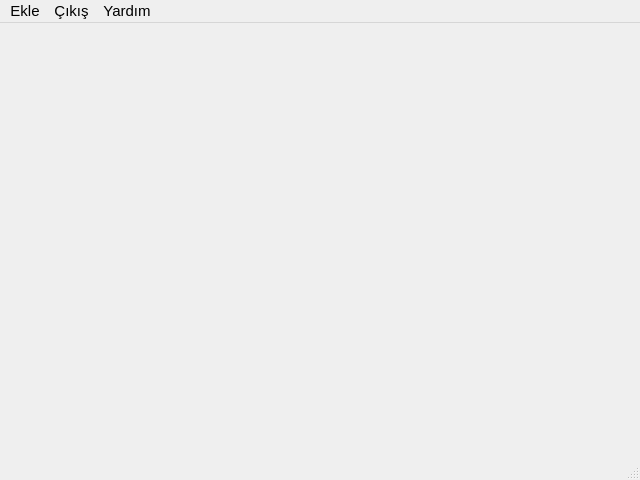
halitmusa/EkDers, file main_page.ui: the form before one commit.
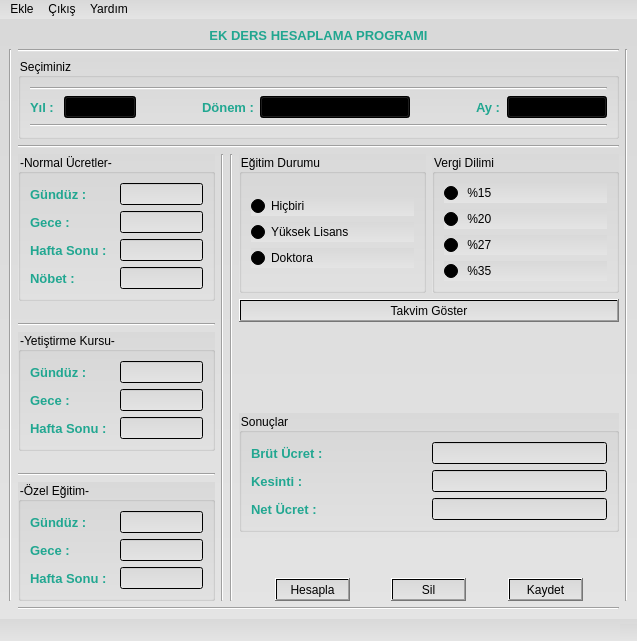
The form after the commit. Icons and pictures are not drawn.

The edit to the form file:
```diff
--- a/main_page.ui
+++ b/main_page.ui
@@ -6,8 +6,8 @@
    <rect>
     <x>0</x>
     <y>0</y>
-    <width>640</width>
-    <height>480</height>
+    <width>637</width>
+    <height>641</height>
    </rect>
   </property>
   <property name="font">
@@ -22,14 +22,818 @@
    <iconset resource="photos.qrc">
     <normaloff>:/loaded_photo/para.png</normaloff>:/loaded_photo/para.png</iconset>
   </property>
-  <widget class="QWidget" name="centralwidget"/>
+  <property name="styleSheet">
+   <string notr="true">/*Copyright (c) DevSec Studio. All rights reserved.
+
+MIT License
+
+Permission is hereby granted, free of charge, to any person obtaining a copy
+of this software and associated documentation files (the &quot;Software&quot;), to deal
+in the Software without restriction, including without limitation the rights
+to use, copy, modify, merge, publish, distribute, sublicense, and/or sell
+copies of the Software, and to permit persons to whom the Software is
+furnished to do so, subject to the following conditions:
+
+The above copyright notice and this permission notice shall be included in all
+copies or substantial portions of the Software.
+
+THE SOFTWARE IS PROVIDED *AS IS*, WITHOUT WARRANTY OF ANY KIND, EXPRESS OR
+IMPLIED, INCLUDING BUT NOT LIMITED TO THE WARRANTIES OF MERCHANTABILITY,
+FITNESS FOR A PARTICULAR PURPOSE AND NONINFRINGEMENT. IN NO EVENT SHALL THE
+AUTHORS OR COPYRIGHT HOLDERS BE LIABLE FOR ANY CLAIM, DAMAGES OR OTHER
+LIABILITY, WHETHER IN AN ACTION OF CONTRACT, TORT OR OTHERWISE, ARISING FROM,
+OUT OF OR IN CONNECTION WITH THE SOFTWARE OR THE USE OR OTHER DEALINGS IN THE SOFTWARE.
+*/
+
+/*-----QWidget-----*/
+QWidget
+{
+	background-color: qlineargradient(spread:repeat, x1:1, y1:0, x2:1, y2:1, stop:0 rgba(217, 217, 217, 255),stop:1 rgba(228, 228, 228, 255));
+	color: #000000;
+
+}
+
+
+/*-----QLabel-----*/
+QLabel
+{
+	background-color: transparent;
+	color: qlineargradient(spread:repeat, x1:1, y1:0, x2:1, y2:1, stop:0 rgba(54, 197, 177, 255),stop:1 rgba(11, 135, 111, 255));
+	font-size: 10pt;
+	font-weight: bold;
+	border-color: #000000;
+
+}
+
+
+/*-----QToolButton-----*/
+QToolButton
+{
+	background-color: qlineargradient(spread:repeat, x1:1, y1:0, x2:1, y2:1, stop:0 rgba(44, 187, 167, 255),stop:1 rgba(1, 125, 101, 255));
+	color: #fff;
+	font-size: 12pt;
+	border-radius: 4px;
+	padding: 10px;
+
+}
+
+
+QToolButton::pressed
+{
+	background-color: qlineargradient(spread:repeat, x1:1, y1:0, x2:1, y2:1, stop:0 rgba(54, 197, 177, 255),stop:1 rgba(11, 135, 111, 255));
+
+}
+
+
+/*-----QTabWidget-----*/
+QTabBar::tab 
+{
+	font-size: 8pt;
+	font-weight: bold;
+	width: 80px;
+    border: 1px solid #444;
+    padding-top: 3px;
+    padding-bottom: 2px;
+    margin-right: -1px;
+
+}
+
+QTabWidget::pane 
+{
+    border: 1px solid qlineargradient(spread:repeat, x1:1, y1:0, x2:1, y2:1, stop:0 rgba(44, 187, 167, 255),stop:1 rgba(1, 125, 101, 255));;
+
+}
+
+QTabBar::tab:last
+{
+    margin-right: 0; 
+
+}
+
+QTabBar::tab:first:!selected
+{
+	margin-left: 0px; 
+
+}
+
+QTabBar::tab:!selected
+{
+    color: #000;
+    margin-top: 3px;
+    background-color: #f6f6f6;
+
+}
+
+QTabBar::tab:selected
+{
+	background-color: qlineargradient(spread:repeat, x1:1, y1:0, x2:1, y2:1, stop:0 rgba(54, 197, 177, 255),stop:1 rgba(11, 135, 111, 255));
+	color: #fff;
+
+}
+
+QTabBar::tab:!selected:hover
+{
+    background-color: qlineargradient(spread:repeat, x1:1, y1:0, x2:1, y2:1, stop:0 rgba(44, 187, 167, 255),stop:1 rgba(1, 125, 101, 255));
+
+}
+</string>
+  </property>
+  <widget class="QWidget" name="centralwidget">
+   <layout class="QGridLayout" name="gridLayout_6">
+    <item row="1" column="0">
+     <widget class="Line" name="line_10">
+      <property name="orientation">
+       <enum>Qt::Vertical</enum>
+      </property>
+     </widget>
+    </item>
+    <item row="1" column="1">
+     <layout class="QVBoxLayout" name="verticalLayout_11">
+      <item>
+       <widget class="Line" name="line_11">
+        <property name="orientation">
+         <enum>Qt::Horizontal</enum>
+        </property>
+       </widget>
+      </item>
+      <item>
+       <widget class="QGroupBox" name="groupBox_7">
+        <property name="title">
+         <string>Seçiminiz</string>
+        </property>
+        <layout class="QGridLayout" name="gridLayout_5">
+         <item row="2" column="0">
+          <widget class="Line" name="line_6">
+           <property name="orientation">
+            <enum>Qt::Horizontal</enum>
+           </property>
+          </widget>
+         </item>
+         <item row="1" column="0">
+          <layout class="QHBoxLayout" name="horizontalLayout_21">
+           <item>
+            <layout class="QHBoxLayout" name="horizontalLayout_18">
+             <item>
+              <widget class="QLabel" name="label_8">
+               <property name="text">
+                <string>Yıl : </string>
+               </property>
+              </widget>
+             </item>
+             <item>
+              <widget class="QComboBox" name="cmb_year">
+               <property name="minimumSize">
+                <size>
+                 <width>70</width>
+                 <height>0</height>
+                </size>
+               </property>
+              </widget>
+             </item>
+            </layout>
+           </item>
+           <item>
+            <spacer name="horizontalSpacer_5">
+             <property name="orientation">
+              <enum>Qt::Horizontal</enum>
+             </property>
+             <property name="sizeHint" stdset="0">
+              <size>
+               <width>23</width>
+               <height>17</height>
+              </size>
+             </property>
+            </spacer>
+           </item>
+           <item>
+            <layout class="QHBoxLayout" name="horizontalLayout_17">
+             <item>
+              <widget class="QLabel" name="label_15">
+               <property name="text">
+                <string>Dönem :</string>
+               </property>
+              </widget>
+             </item>
+             <item>
+              <widget class="QComboBox" name="cmb_period">
+               <property name="minimumSize">
+                <size>
+                 <width>150</width>
+                 <height>0</height>
+                </size>
+               </property>
+              </widget>
+             </item>
+            </layout>
+           </item>
+           <item>
+            <spacer name="horizontalSpacer_6">
+             <property name="orientation">
+              <enum>Qt::Horizontal</enum>
+             </property>
+             <property name="sizeHint" stdset="0">
+              <size>
+               <width>20</width>
+               <height>19</height>
+              </size>
+             </property>
+            </spacer>
+           </item>
+           <item>
+            <layout class="QHBoxLayout" name="horizontalLayout_20">
+             <item>
+              <widget class="QLabel" name="label_16">
+               <property name="text">
+                <string>Ay :</string>
+               </property>
+              </widget>
+             </item>
+             <item>
+              <widget class="QComboBox" name="cmb_month">
+               <property name="minimumSize">
+                <size>
+                 <width>100</width>
+                 <height>0</height>
+                </size>
+               </property>
+              </widget>
+             </item>
+            </layout>
+           </item>
+          </layout>
+         </item>
+         <item row="0" column="0">
+          <widget class="Line" name="line_7">
+           <property name="orientation">
+            <enum>Qt::Horizontal</enum>
+           </property>
+          </widget>
+         </item>
+        </layout>
+       </widget>
+      </item>
+      <item>
+       <spacer name="verticalSpacer_5">
+        <property name="orientation">
+         <enum>Qt::Vertical</enum>
+        </property>
+        <property name="sizeHint" stdset="0">
+         <size>
+          <width>20</width>
+          <height>40</height>
+         </size>
+        </property>
+       </spacer>
+      </item>
+      <item>
+       <widget class="Line" name="line_5">
+        <property name="orientation">
+         <enum>Qt::Horizontal</enum>
+        </property>
+       </widget>
+      </item>
+      <item>
+       <layout class="QHBoxLayout" name="horizontalLayout_16">
+        <item>
+         <layout class="QVBoxLayout" name="verticalLayout_8">
+          <item>
+           <widget class="QGroupBox" name="groupBox_3">
+            <property name="title">
+             <string>-Normal Ücretler-</string>
+            </property>
+            <layout class="QGridLayout" name="gridLayout">
+             <item row="0" column="0">
+              <layout class="QVBoxLayout" name="verticalLayout_5">
+               <item>
+                <layout class="QHBoxLayout" name="horizontalLayout" stretch="10,10">
+                 <item>
+                  <widget class="QLabel" name="label">
+                   <property name="text">
+                    <string>Gündüz : </string>
+                   </property>
+                  </widget>
+                 </item>
+                 <item>
+                  <widget class="QLineEdit" name="le_day_normal"/>
+                 </item>
+                </layout>
+               </item>
+               <item>
+                <layout class="QHBoxLayout" name="horizontalLayout_2" stretch="10,10">
+                 <item>
+                  <widget class="QLabel" name="label_2">
+                   <property name="text">
+                    <string>Gece : </string>
+                   </property>
+                  </widget>
+                 </item>
+                 <item>
+                  <widget class="QLineEdit" name="le_day_night"/>
+                 </item>
+                </layout>
+               </item>
+               <item>
+                <layout class="QHBoxLayout" name="horizontalLayout_3" stretch="10,10">
+                 <item>
+                  <widget class="QLabel" name="label_3">
+                   <property name="text">
+                    <string>Hafta Sonu :</string>
+                   </property>
+                  </widget>
+                 </item>
+                 <item>
+                  <widget class="QLineEdit" name="le_weekend"/>
+                 </item>
+                </layout>
+               </item>
+               <item>
+                <layout class="QHBoxLayout" name="horizontalLayout_4" stretch="10,10">
+                 <item>
+                  <widget class="QLabel" name="label_4">
+                   <property name="text">
+                    <string>Nöbet :</string>
+                   </property>
+                  </widget>
+                 </item>
+                 <item>
+                  <widget class="QLineEdit" name="le_watch"/>
+                 </item>
+                </layout>
+               </item>
+              </layout>
+             </item>
+            </layout>
+           </widget>
+          </item>
+          <item>
+           <spacer name="verticalSpacer">
+            <property name="orientation">
+             <enum>Qt::Vertical</enum>
+            </property>
+            <property name="sizeHint" stdset="0">
+             <size>
+              <width>20</width>
+              <height>40</height>
+             </size>
+            </property>
+           </spacer>
+          </item>
+          <item>
+           <widget class="Line" name="line_2">
+            <property name="orientation">
+             <enum>Qt::Horizontal</enum>
+            </property>
+           </widget>
+          </item>
+          <item>
+           <widget class="QGroupBox" name="groupBox_4">
+            <property name="title">
+             <string>-Yetiştirme Kursu-</string>
+            </property>
+            <layout class="QGridLayout" name="gridLayout_2">
+             <item row="0" column="0">
+              <layout class="QVBoxLayout" name="verticalLayout_6">
+               <item>
+                <layout class="QHBoxLayout" name="horizontalLayout_9" stretch="10,10">
+                 <item>
+                  <widget class="QLabel" name="label_9">
+                   <property name="text">
+                    <string>Gündüz : </string>
+                   </property>
+                  </widget>
+                 </item>
+                 <item>
+                  <widget class="QLineEdit" name="le_day_course"/>
+                 </item>
+                </layout>
+               </item>
+               <item>
+                <layout class="QHBoxLayout" name="horizontalLayout_10" stretch="10,10">
+                 <item>
+                  <widget class="QLabel" name="label_10">
+                   <property name="text">
+                    <string>Gece : </string>
+                   </property>
+                  </widget>
+                 </item>
+                 <item>
+                  <widget class="QLineEdit" name="le_night_course"/>
+                 </item>
+                </layout>
+               </item>
+               <item>
+                <layout class="QHBoxLayout" name="horizontalLayout_11" stretch="10,10">
+                 <item>
+                  <widget class="QLabel" name="label_11">
+                   <property name="text">
+                    <string>Hafta Sonu :</string>
+                   </property>
+                  </widget>
+                 </item>
+                 <item>
+                  <widget class="QLineEdit" name="le_weekend_course"/>
+                 </item>
+                </layout>
+               </item>
+              </layout>
+             </item>
+            </layout>
+           </widget>
+          </item>
+          <item>
+           <spacer name="verticalSpacer_2">
+            <property name="orientation">
+             <enum>Qt::Vertical</enum>
+            </property>
+            <property name="sizeHint" stdset="0">
+             <size>
+              <width>20</width>
+              <height>40</height>
+             </size>
+            </property>
+           </spacer>
+          </item>
+          <item>
+           <widget class="Line" name="line">
+            <property name="orientation">
+             <enum>Qt::Horizontal</enum>
+            </property>
+           </widget>
+          </item>
+          <item>
+           <widget class="QGroupBox" name="groupBox_5">
+            <property name="title">
+             <string>-Özel Eğitim-</string>
+            </property>
+            <layout class="QGridLayout" name="gridLayout_3">
+             <item row="0" column="0">
+              <layout class="QVBoxLayout" name="verticalLayout_7">
+               <item>
+                <layout class="QHBoxLayout" name="horizontalLayout_12" stretch="10,10">
+                 <item>
+                  <widget class="QLabel" name="label_12">
+                   <property name="text">
+                    <string>Gündüz : </string>
+                   </property>
+                  </widget>
+                 </item>
+                 <item>
+                  <widget class="QLineEdit" name="le_day_special"/>
+                 </item>
+                </layout>
+               </item>
+               <item>
+                <layout class="QHBoxLayout" name="horizontalLayout_13" stretch="10,10">
+                 <item>
+                  <widget class="QLabel" name="label_13">
+                   <property name="text">
+                    <string>Gece : </string>
+                   </property>
+                  </widget>
+                 </item>
+                 <item>
+                  <widget class="QLineEdit" name="le_night_special"/>
+                 </item>
+                </layout>
+               </item>
+               <item>
+                <layout class="QHBoxLayout" name="horizontalLayout_14" stretch="10,10">
+                 <item>
+                  <widget class="QLabel" name="label_14">
+                   <property name="text">
+                    <string>Hafta Sonu :</string>
+                   </property>
+                  </widget>
+                 </item>
+                 <item>
+                  <widget class="QLineEdit" name="le_weekend_special"/>
+                 </item>
+                </layout>
+               </item>
+              </layout>
+             </item>
+            </layout>
+           </widget>
+          </item>
+         </layout>
+        </item>
+        <item>
+         <widget class="Line" name="line_3">
+          <property name="orientation">
+           <enum>Qt::Vertical</enum>
+          </property>
+         </widget>
+        </item>
+        <item>
+         <widget class="Line" name="line_4">
+          <property name="orientation">
+           <enum>Qt::Vertical</enum>
+          </property>
+         </widget>
+        </item>
+        <item>
+         <layout class="QVBoxLayout" name="verticalLayout_10" stretch="0,0,10,0,0,0">
+          <item>
+           <layout class="QHBoxLayout" name="horizontalLayout_5">
+            <item>
+             <widget class="QGroupBox" name="groupBox_2">
+              <property name="title">
+               <string>Eğitim Durumu</string>
+              </property>
+              <layout class="QVBoxLayout" name="verticalLayout_3">
+               <item>
+                <layout class="QVBoxLayout" name="verticalLayout_4">
+                 <item>
+                  <widget class="QRadioButton" name="rb_nothing">
+                   <property name="text">
+                    <string>Hiçbiri</string>
+                   </property>
+                   <property name="checked">
+                    <bool>true</bool>
+                   </property>
+                  </widget>
+                 </item>
+                 <item>
+                  <widget class="QRadioButton" name="rb_graduate">
+                   <property name="text">
+                    <string>Yüksek Lisans</string>
+                   </property>
+                  </widget>
+                 </item>
+                 <item>
+                  <widget class="QRadioButton" name="rb_doctorate">
+                   <property name="text">
+                    <string>Doktora</string>
+                   </property>
+                  </widget>
+                 </item>
+                </layout>
+               </item>
+              </layout>
+             </widget>
+            </item>
+            <item>
+             <widget class="QGroupBox" name="groupBox">
+              <property name="title">
+               <string>Vergi Dilimi</string>
+              </property>
+              <layout class="QVBoxLayout" name="verticalLayout_2">
+               <item>
+                <layout class="QVBoxLayout" name="verticalLayout">
+                 <item>
+                  <widget class="QRadioButton" name="rb_15">
+                   <property name="text">
+                    <string> %15</string>
+                   </property>
+                   <property name="checked">
+                    <bool>true</bool>
+                   </property>
+                  </widget>
+                 </item>
+                 <item>
+                  <widget class="QRadioButton" name="rb_20">
+                   <property name="text">
+                    <string> %20</string>
+                   </property>
+                  </widget>
+                 </item>
+                 <item>
+                  <widget class="QRadioButton" name="rb_27">
+                   <property name="text">
+                    <string> %27</string>
+                   </property>
+                  </widget>
+                 </item>
+                 <item>
+                  <widget class="QRadioButton" name="rb_35">
+                   <property name="text">
+                    <string> %35</string>
+                   </property>
+                  </widget>
+                 </item>
+                </layout>
+               </item>
+              </layout>
+             </widget>
+            </item>
+           </layout>
+          </item>
+          <item>
+           <widget class="QPushButton" name="btn_calendar">
+            <property name="text">
+             <string>Takvim Göster</string>
+            </property>
+           </widget>
+          </item>
+          <item>
+           <spacer name="verticalSpacer_3">
+            <property name="orientation">
+             <enum>Qt::Vertical</enum>
+            </property>
+            <property name="sizeHint" stdset="0">
+             <size>
+              <width>20</width>
+              <height>40</height>
+             </size>
+            </property>
+           </spacer>
+          </item>
+          <item>
+           <widget class="QGroupBox" name="groupBox_6">
+            <property name="title">
+             <string>Sonuçlar</string>
+            </property>
+            <layout class="QGridLayout" name="gridLayout_4">
+             <item row="0" column="0">
+              <layout class="QVBoxLayout" name="verticalLayout_9">
+               <item>
+                <layout class="QHBoxLayout" name="horizontalLayout_7" stretch="10,10">
+                 <item>
+                  <widget class="QLabel" name="label_5">
+                   <property name="text">
+                    <string>Brüt Ücret : </string>
+                   </property>
+                  </widget>
+                 </item>
+                 <item>
+                  <widget class="QLineEdit" name="le_gross">
+                   <property name="enabled">
+                    <bool>false</bool>
+                   </property>
+                  </widget>
+                 </item>
+                </layout>
+               </item>
+               <item>
+                <layout class="QHBoxLayout" name="horizontalLayout_8" stretch="10,10">
+                 <item>
+                  <widget class="QLabel" name="label_6">
+                   <property name="text">
+                    <string>Kesinti : </string>
+                   </property>
+                  </widget>
+                 </item>
+                 <item>
+                  <widget class="QLineEdit" name="le_deduction">
+                   <property name="enabled">
+                    <bool>false</bool>
+                   </property>
+                  </widget>
+                 </item>
+                </layout>
+               </item>
+               <item>
+                <layout class="QHBoxLayout" name="horizontalLayout_15" stretch="10,10">
+                 <item>
+                  <widget class="QLabel" name="label_7">
+                   <property name="text">
+                    <string>Net Ücret : </string>
+                   </property>
+                  </widget>
+                 </item>
+                 <item>
+                  <widget class="QLineEdit" name="le_net">
+                   <property name="enabled">
+                    <bool>false</bool>
+                   </property>
+                  </widget>
+                 </item>
+                </layout>
+               </item>
+              </layout>
+             </item>
+            </layout>
+           </widget>
+          </item>
+          <item>
+           <spacer name="verticalSpacer_4">
+            <property name="orientation">
+             <enum>Qt::Vertical</enum>
+            </property>
+            <property name="sizeHint" stdset="0">
+             <size>
+              <width>20</width>
+              <height>40</height>
+             </size>
+            </property>
+           </spacer>
+          </item>
+          <item>
+           <layout class="QHBoxLayout" name="horizontalLayout_6">
+            <item>
+             <spacer name="horizontalSpacer_2">
+              <property name="orientation">
+               <enum>Qt::Horizontal</enum>
+              </property>
+              <property name="sizeHint" stdset="0">
+               <size>
+                <width>40</width>
+                <height>20</height>
+               </size>
+              </property>
+             </spacer>
+            </item>
+            <item>
+             <widget class="QPushButton" name="btn_calculate">
+              <property name="text">
+               <string>Hesapla</string>
+              </property>
+             </widget>
+            </item>
+            <item>
+             <spacer name="horizontalSpacer">
+              <property name="orientation">
+               <enum>Qt::Horizontal</enum>
+              </property>
+              <property name="sizeHint" stdset="0">
+               <size>
+                <width>40</width>
+                <height>20</height>
+               </size>
+              </property>
+             </spacer>
+            </item>
+            <item>
+             <widget class="QPushButton" name="btn_delete">
+              <property name="text">
+               <string>Sil</string>
+              </property>
+             </widget>
+            </item>
+            <item>
+             <spacer name="horizontalSpacer_4">
+              <property name="orientation">
+               <enum>Qt::Horizontal</enum>
+              </property>
+              <property name="sizeHint" stdset="0">
+               <size>
+                <width>40</width>
+                <height>20</height>
+               </size>
+              </property>
+             </spacer>
+            </item>
+            <item>
+             <widget class="QPushButton" name="btn_record">
+              <property name="text">
+               <string>Kaydet</string>
+              </property>
+             </widget>
+            </item>
+            <item>
+             <spacer name="horizontalSpacer_3">
+              <property name="orientation">
+               <enum>Qt::Horizontal</enum>
+              </property>
+              <property name="sizeHint" stdset="0">
+               <size>
+                <width>40</width>
+                <height>20</height>
+               </size>
+              </property>
+             </spacer>
+            </item>
+           </layout>
+          </item>
+         </layout>
+        </item>
+       </layout>
+      </item>
+     </layout>
+    </item>
+    <item row="2" column="1">
+     <widget class="Line" name="line_8">
+      <property name="orientation">
+       <enum>Qt::Horizontal</enum>
+      </property>
+     </widget>
+    </item>
+    <item row="1" column="2">
+     <widget class="Line" name="line_9">
+      <property name="orientation">
+       <enum>Qt::Vertical</enum>
+      </property>
+     </widget>
+    </item>
+    <item row="0" column="1">
+     <widget class="QLabel" name="label_17">
+      <property name="text">
+       <string>EK DERS HESAPLAMA PROGRAMI</string>
+      </property>
+      <property name="alignment">
+       <set>Qt::AlignHCenter|Qt::AlignTop</set>
+      </property>
+     </widget>
+    </item>
+   </layout>
+  </widget>
   <widget class="QMenuBar" name="menubar">
    <property name="geometry">
     <rect>
      <x>0</x>
      <y>0</y>
-     <width>640</width>
-     <height>26</height>
+     <width>637</width>
+     <height>21</height>
     </rect>
    </property>
    <widget class="QMenu" name="menuDosya">
```
Left out of the diff: 2 changed lines with no effect on the pictures.
